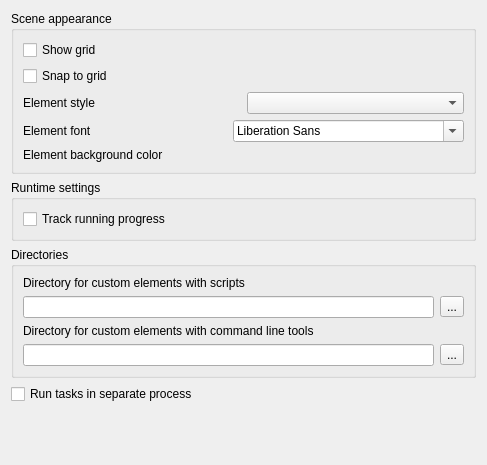
Qt form src/plugins/workflow_designer/src/ui/WorkflowSettingsWidget.ui (violethaze74/ugene) before a commit.
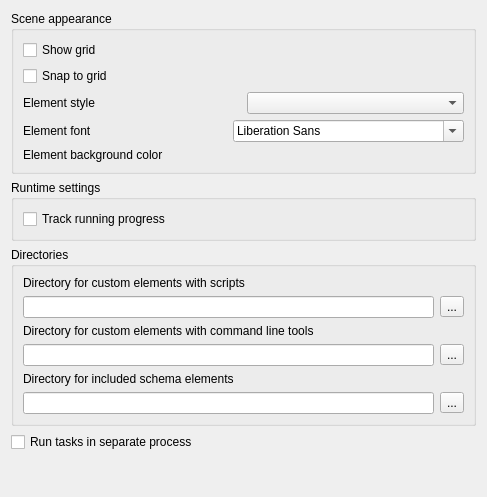
The same form after that commit.

Commit message: Support the included elements directory setting

```diff
--- a/src/plugins/workflow_designer/src/ui/WorkflowSettingsWidget.ui
+++ b/src/plugins/workflow_designer/src/ui/WorkflowSettingsWidget.ui
@@ -7,7 +7,7 @@
     <x>0</x>
     <y>0</y>
     <width>487</width>
-    <height>465</height>
+    <height>497</height>
    </rect>
   </property>
   <property name="windowTitle">
@@ -150,6 +150,27 @@
         </item>
        </layout>
       </item>
+      <item>
+       <widget class="QLabel" name="label_6">
+        <property name="text">
+         <string>Directory for included schema elements</string>
+        </property>
+       </widget>
+      </item>
+      <item>
+       <layout class="QHBoxLayout" name="horizontalLayout_6">
+        <item>
+         <widget class="QLineEdit" name="includedlDirEdit"/>
+        </item>
+        <item>
+         <widget class="QToolButton" name="includedDirButton">
+          <property name="text">
+           <string notr="true">...</string>
+          </property>
+         </widget>
+        </item>
+       </layout>
+      </item>
      </layout>
     </widget>
    </item>
```
The commit also changes 7 other files.
